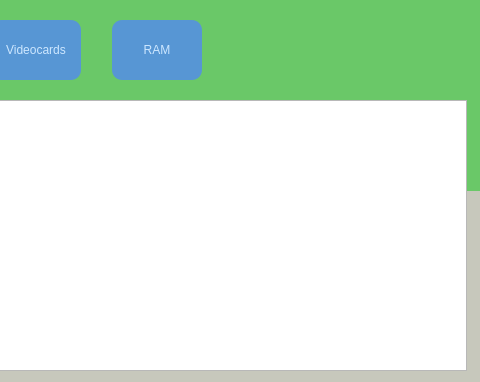
skhe55/dns-shop_parser, file source/interface_sort_by_price.ui: the form before one commit; both pictures show x 404 to 884 and y 0 to 382 of the 884 by 382 pixel window.
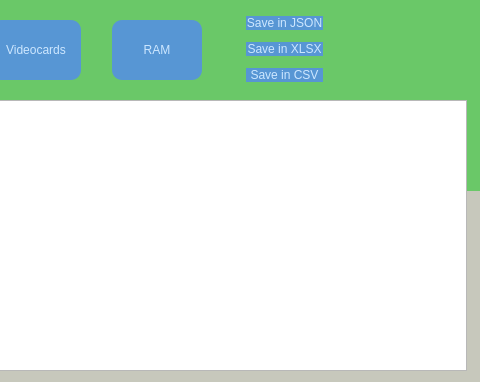
The form after the commit. Icons and pictures are not drawn.

```diff
--- a/source/interface_sort_by_price.ui
+++ b/source/interface_sort_by_price.ui
@@ -296,6 +296,84 @@
      </item>
     </layout>
    </widget>
+   <widget class="QWidget" name="">
+    <property name="geometry">
+     <rect>
+      <x>650</x>
+      <y>10</y>
+      <width>77</width>
+      <height>81</height>
+     </rect>
+    </property>
+    <layout class="QGridLayout" name="gridLayout_4">
+     <item row="0" column="0">
+      <widget class="QPushButton" name="push_json">
+       <property name="styleSheet">
+        <string notr="true">QPushButton {
+	background-color: rgb(87, 150, 212);
+	border: none;
+	padding-top: 0px;
+	color: rgb(205, 231, 255);
+	border-radius: 10px;
+}
+QPushButton:hover {
+	background-color: rgb(95, 166,  232);
+}
+QPushButton:pressed {
+	background-color: rgb(0, 0, 0);
+}</string>
+       </property>
+       <property name="text">
+        <string>Save in JSON</string>
+       </property>
+      </widget>
+     </item>
+     <item row="1" column="0">
+      <widget class="QPushButton" name="push_xlsx">
+       <property name="styleSheet">
+        <string notr="true">QPushButton {
+	background-color: rgb(87, 150, 212);
+	border: none;
+	padding-top: 0px;
+	color: rgb(205, 231, 255);
+	border-radius: 10px;
+}
+QPushButton:hover {
+	background-color: rgb(95, 166,  232);
+}
+QPushButton:pressed {
+	background-color: rgb(0, 0, 0);
+}</string>
+       </property>
+       <property name="text">
+        <string>Save in XLSX</string>
+       </property>
+      </widget>
+     </item>
+     <item row="2" column="0">
+      <widget class="QPushButton" name="push_csv">
+       <property name="styleSheet">
+        <string notr="true">QPushButton {
+	background-color: rgb(87, 150, 212);
+	border: none;
+	padding-top: 0px;
+	color: rgb(205, 231, 255);
+	border-radius: 10px;
+}
+QPushButton:hover {
+	background-color: rgb(95, 166,  232);
+}
+QPushButton:pressed {
+	background-color: rgb(0, 0, 0);
+}</string>
+       </property>
+       <property name="text">
+        <string>Save in CSV</string>
+       </property>
+      </widget>
+     </item>
+    </layout>
+   </widget>
   </widget>
   <widget class="QFrame" name="frame_2">
    <property name="geometry">
```
Left out of the diff: 8 changed lines with no effect on the pictures.
